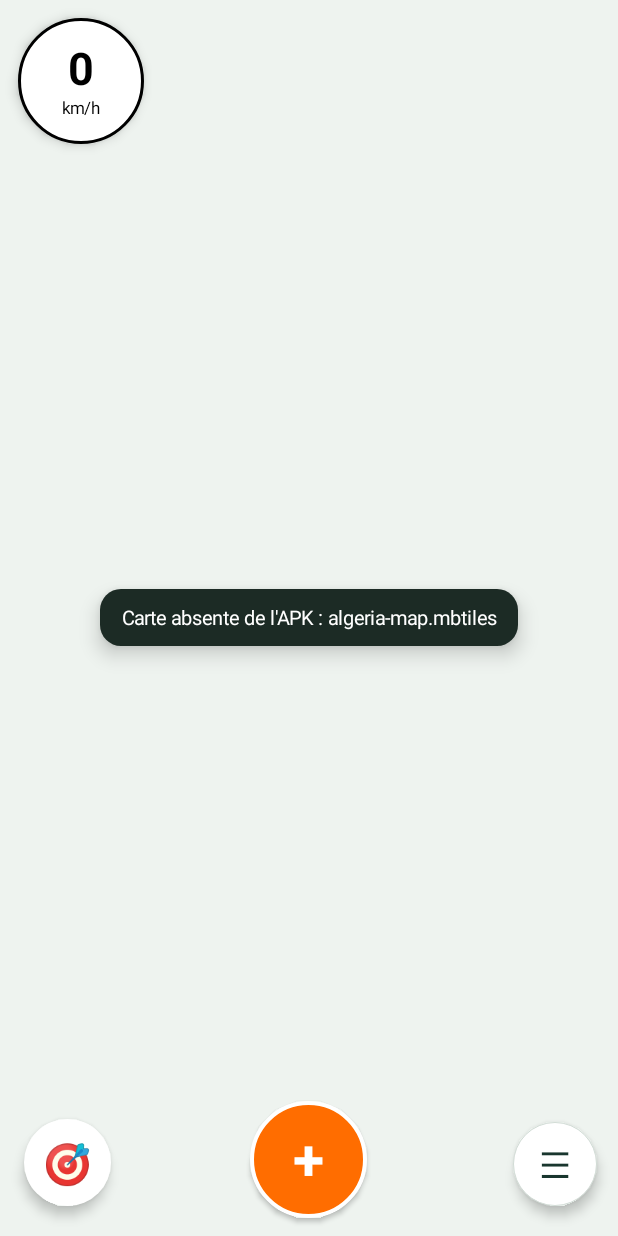
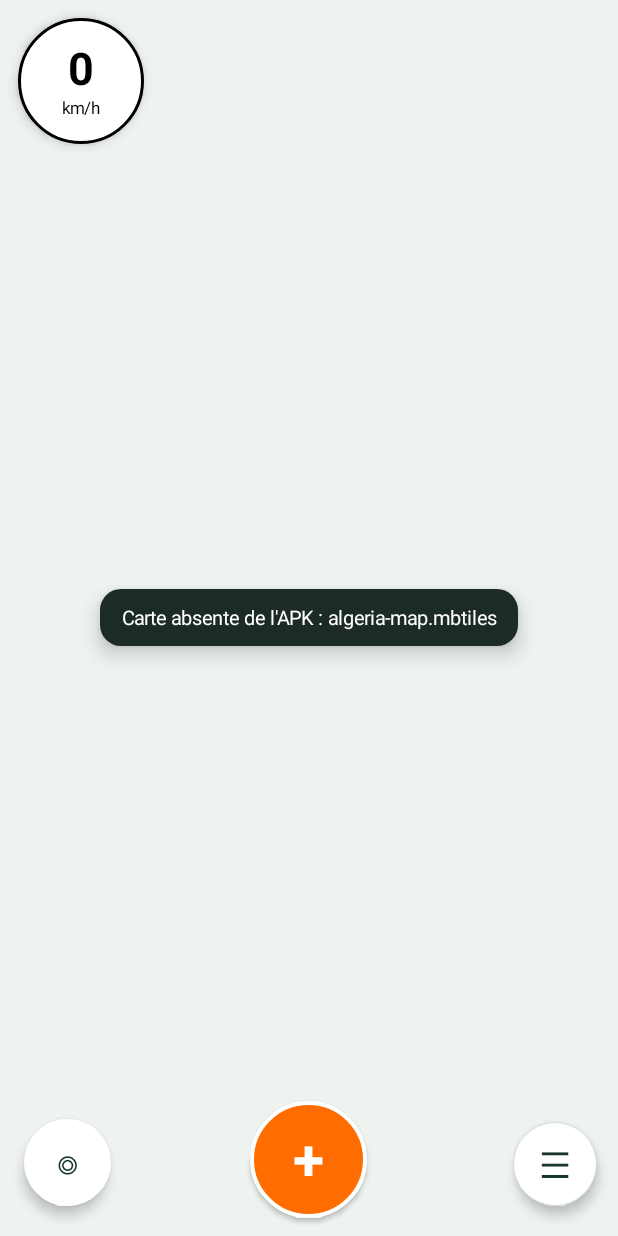
Before and after one commit to SamEntertainmentGroup/tariki, an Android app: the screen it shows after launch (MainActivity), on a phone screen of 412 x 824 dp. Run offline under Robolectric (Android 15) with nearby library versions, the light colour scheme and no system bars; libraries missing offline, so code that uses them is left out: org.maplibre.android; network calls fail; 9 statements that could not run were skipped.

Commit message:
Add files via upload

```diff
--- a/android/app/src/main/java/com/dztrafic/carte/MainActivity.kt
+++ b/android/app/src/main/java/com/dztrafic/carte/MainActivity.kt
@@ -158,7 +158,7 @@ class MainActivity : Activity() {
         if (!::trackingButton.isInitialized) return
         val gpsOn = active && isDeviceGpsEnabled() && hasFineLocation()
         val color = if (gpsOn) Color.rgb(22, 145, 82) else Color.rgb(205, 48, 48)
-        trackingButton.text = if (gpsOn) "⌖" else "⊘"
+        trackingButton.text = if (gpsOn) "📡" else "🚫"
         trackingButton.setTextColor(color)
         trackingButton.contentDescription = if (gpsOn) "GPS actif" else "GPS désactivé — appuyer pour activer"
         trackingButton.background = GradientDrawable().apply {
@@ -287,8 +287,8 @@ class MainActivity : Activity() {
             // or move the camera away from the driver's current position.
             updatePlaceLabels()
         }.apply { contentDescription = "Changer la langue sans déplacer la carte" }
-        trackingButton = smallButton("⊘") { handleGpsButtonClick() }.apply {
-            textSize = 28f
+        trackingButton = smallButton("📴") { handleGpsButtonClick() }.apply {
+            textSize = 22f
             contentDescription = "État du GPS — appuyer pour activer"
         }
         listOf(trackingButton, languageButton).forEach { button ->
@@ -326,8 +326,8 @@ class MainActivity : Activity() {
         root.addView(menuButton, FrameLayout.LayoutParams(dp(56), dp(56), Gravity.BOTTOM or Gravity.END)
             .apply { setMargins(0, 0, dp(14), dp(20)) })
 
-        val capButton = smallButton("🎯") { recenterAndZoom() }.apply {
-            textSize = 26f
+        val capButton = smallButton("◎") { recenterAndZoom() }.apply {
+            textSize = 28f
             contentDescription = "Recentrer et zoomer sur ma position"
             background = GradientDrawable().apply {
                 shape = GradientDrawable.OVAL
```
Also changed, not shown: 1 other file.
